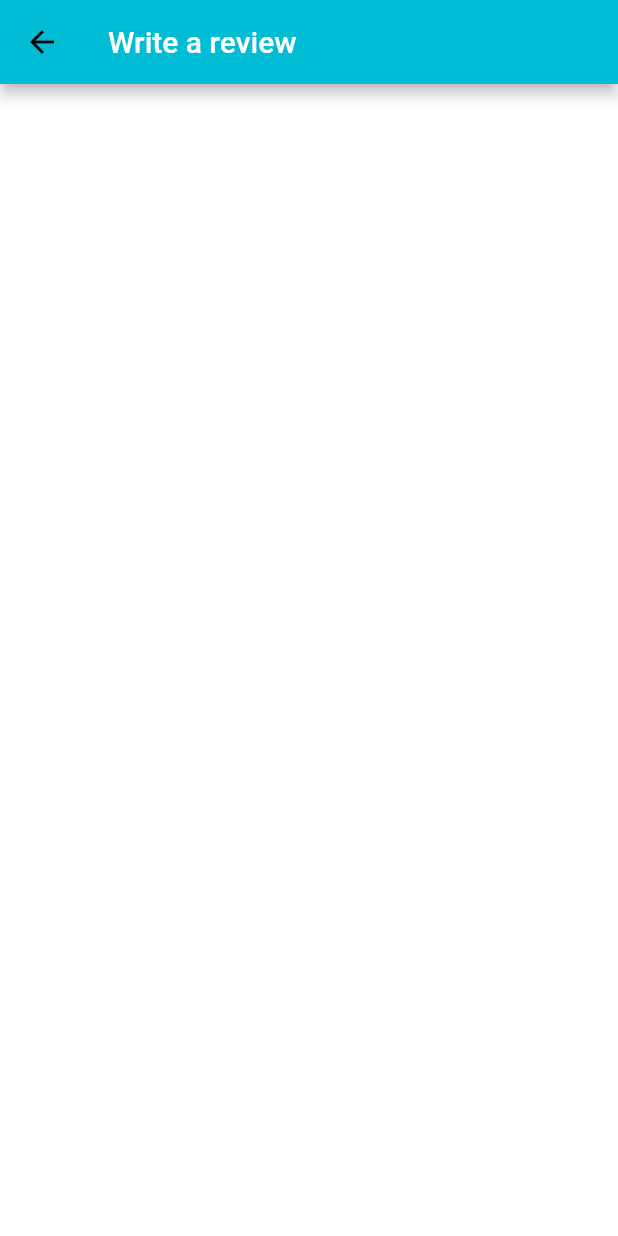
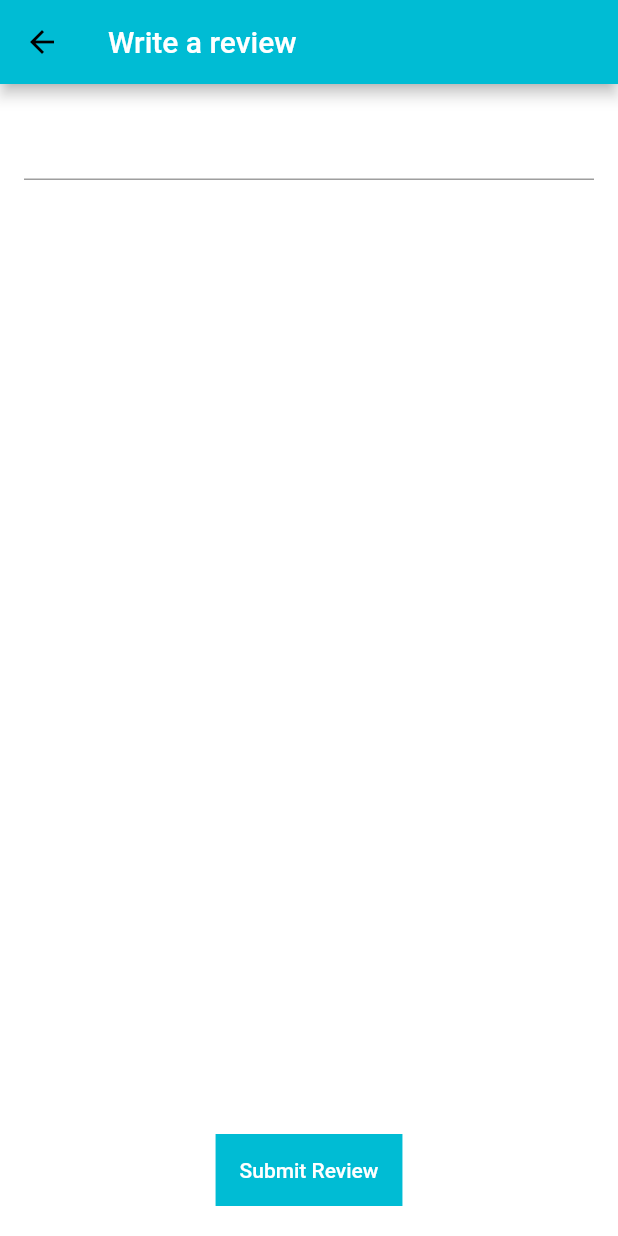
Before and after one commit to emrepun/MSCProject, a Flutter app: the ReviewComposePage screen opened directly, on a phone screen of 412 x 824 dp. Run offline on Flutter 3.47's test engine with Material 2 defaults, Android fonts, the phone set to English and light mode, and no system bars.

Commit message:
review page UI completed.

```diff
--- a/version2/travel_app2/lib/destination_page.dart
+++ b/version2/travel_app2/lib/destination_page.dart
@@ -56,7 +56,6 @@ class DestinationPage extends StatelessWidget {
                       return ReviewComposePage();
                     })
                   );
-                  //TODO: Implement fetching interesting places.
                 },
               ),
             ),
--- a/version2/travel_app2/lib/review_compose_page.dart
+++ b/version2/travel_app2/lib/review_compose_page.dart
@@ -14,6 +14,39 @@ class ReviewComposePage extends StatelessWidget {
               //fontSize: 20.0
             ) ,),
       ),
+      body: Column(
+        children: <Widget>[
+          Container(
+            height: 600,
+            child: Padding(
+              padding: EdgeInsets.all(16.0),
+              child: TextField(
+                maxLines: null,
+                style: TextStyle(
+                  fontSize: 18.0,
+                  color: Colors.black,
+                ),
+              ),
+            )
+          ),
+          Column(
+            children: <Widget>[
+              Container(height: 100,),
+              Container(
+                color: Colors.cyan,
+                child: FlatButton(
+                  padding: EdgeInsets.all(16.0),
+                  child: Text("Submit Review",
+                    style: TextStyle(color: Colors.white),),
+                  onPressed: () {
+                    print("Review Submitted.");
+                  },
+                ),
+              )
+            ],
+          ),
+        ],
+      ),
     );
   }
 }
```
